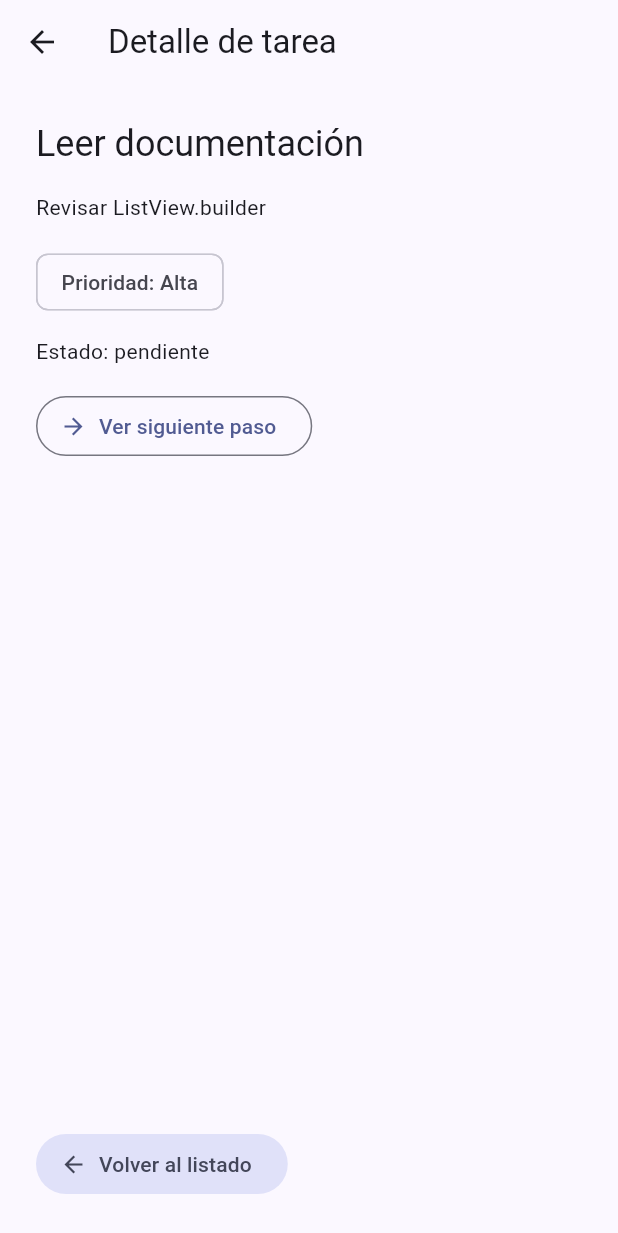
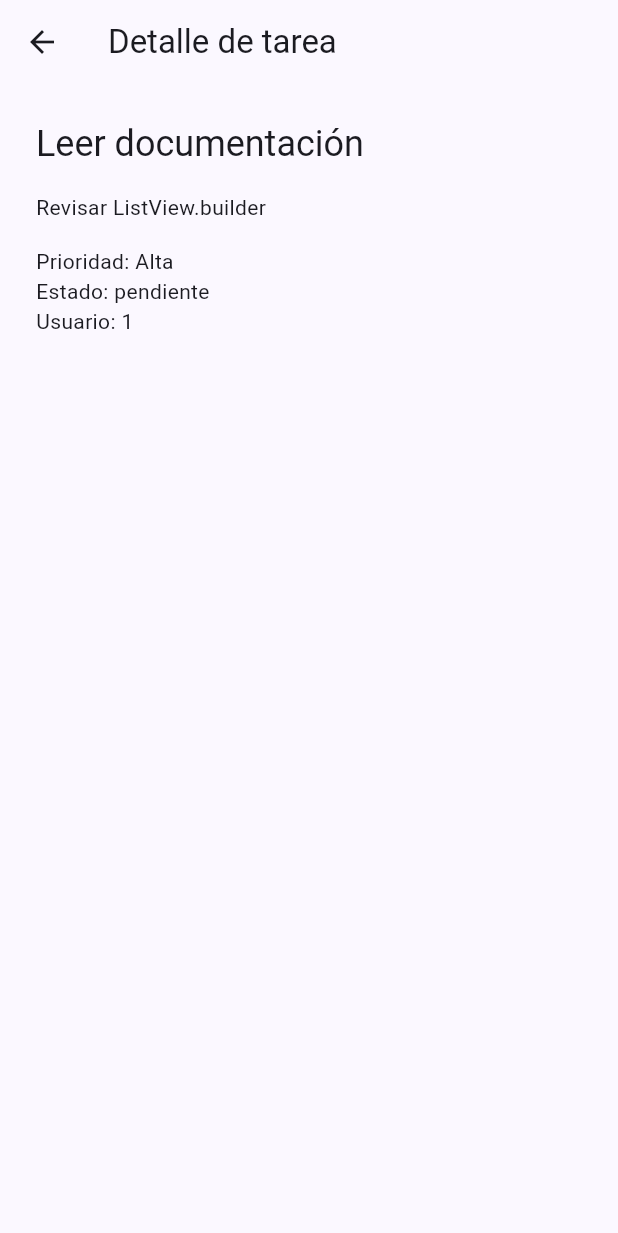
Before and after one commit to madeluki2/taskflow, a Flutter app: the screen it shows after launch, after a tap on "Leer documentación", on a phone screen of 412 x 824 dp. Shown: the top 1233 px of the screen. Run offline on Flutter 3.47's test engine with Material 3 defaults, Android fonts, the phone set to English and light mode, and no system bars; our stand-ins replace go_router.

Commit message:
Quinto commit: Semana 3 Sesión 5

```diff
--- a/lib/main.dart
+++ b/lib/main.dart
@@ -1,9 +1,74 @@
 import 'package:flutter/material.dart';
 import 'package:go_router/go_router.dart';
+
+import 'task.dart';
 
 void main() {
   runApp(const TaskFlowApp());
 }
+
+const demoTasks = <Task>[
+  Task(
+    id: 1,
+    title: 'Leer documentación',
+    description: 'Revisar ListView.builder',
+    priority: 'Alta',
+    isCompleted: false,
+    userId: 1,
+  ),
+  Task(
+    id: 2,
+    title: 'Diseñar la pantalla',
+    description: 'Definir la tarjeta de tarea',
+    priority: 'Media',
+    isCompleted: false,
+    userId: 1,
+  ),
+  Task(
+    id: 3,
+    title: 'Preparar evidencia',
+    description: 'Tomar captura del avance',
+    priority: 'Baja',
+    isCompleted: true,
+    userId: 1,
+  ),
+  Task(
+    id: 4,
+    title: 'Organizar el backlog',
+    description: 'Priorizar pendientes',
+    priority: 'Alta',
+    isCompleted: false,
+    userId: 1,
+  ),
+  Task(
+    id: 5,
+    title: 'Revisar código',
+    description: 'Ejecutar flutter analyze',
+    priority: 'Media',
+    isCompleted: false,
+    userId: 1,
+  ),
+];
+
+Task? findTask(int? id) {
+  for (final task in demoTasks) {
+    if (task.id == id) return task;
+  }
+  return null;
+}
+
+final appRouter = GoRouter(
+  routes: [
+    GoRoute(path: '/', builder: (context, state) => const TaskListScreen()),
+    GoRoute(
+      path: '/task/:id',
+      builder: (context, state) {
+        final id = int.tryParse(state.pathParameters['id'] ?? '');
+        return TaskDetailScreen(task: findTask(id));
+      },
+    ),
+  ],
+);
 
 class TaskFlowApp extends StatelessWidget {
   const TaskFlowApp({super.key});
@@ -15,99 +80,8 @@ class TaskFlowApp extends StatelessWidget {
       title: 'TaskFlow',
       theme: ThemeData(
         colorScheme: ColorScheme.fromSeed(seedColor: Colors.indigo),
-        useMaterial3: true,
       ),
       routerConfig: appRouter,
-    );
-  }
-}
-
-class Task {
-  const Task({
-    required this.id,
-    required this.title,
-    required this.description,
-    required this.priority,
-    required this.isCompleted,
-  });
-
-  final int id;
-  final String title;
-  final String description;
-  final String priority;
-  final bool isCompleted;
-}
-
-const demoTasks = [
-  Task(
-    id: 1,
-    title: 'Leer documentación',
-    description: 'Revisar ListView.builder',
-    priority: 'Alta',
-    isCompleted: false,
-  ),
-  Task(
-    id: 2,
-    title: 'Diseñar la pantalla',
-    description: 'Definir la tarjeta de tarea',
-    priority: 'Media',
-    isCompleted: false,
-  ),
-  Task(
-    id: 3,
-    title: 'Preparar evidencia',
-    description: 'Tomar captura del avance',
-    priority: 'Baja',
-    isCompleted: true,
-  ),
-  Task(
-    id: 4,
-    title: 'Organizar el backlog',
-    description: 'Priorizar pendientes',
-    priority: 'Alta',
-    isCompleted: false,
-  ),
-  Task(
-    id: 5,
-    title: 'Revisar código',
-    description: 'Ejecutar flutter analyze',
-    priority: 'Media',
-    isCompleted: false,
-  ),
-];
-
-final appRouter = GoRouter(
-  routes: [
-    GoRoute(path: '/', builder: (context, state) => const TaskListScreen()),
-    GoRoute(
-      path: '/task/:id',
-      builder: (context, state) {
-        final taskId = int.parse(state.pathParameters['id']!);
-        return TaskDetailScreen(taskId: taskId);
-      },
-    ),
-  ],
-);
-
-class TaskCard extends StatelessWidget {
-  const TaskCard({super.key, required this.task, this.onTap});
-
-  final Task task;
-  final VoidCallback? onTap;
-
-  @override
-  Widget build(BuildContext context) {
-    return Card(
-      child: ListTile(
-        onTap: onTap,
-        leading: Icon(
-          task.isCompleted ? Icons.check_circle : Icons.radio_button_unchecked,
-          color: task.isCompleted ? Colors.green : null,
-        ),
-        title: Text(task.title),
-        subtitle: Text('${task.priority} · ${task.description}'),
-        trailing: const Icon(Icons.chevron_right),
-      ),
     );
   }
 }
@@ -124,9 +98,18 @@ class TaskListScreen extends StatelessWidget {
         itemCount: demoTasks.length,
         itemBuilder: (context, index) {
           final task = demoTasks[index];
-          return TaskCard(
-            task: task,
+          return Card(
+            child: ListTile(
+              leading: Icon(
+                task.isCompleted
+                    ? Icons.check_circle
+                    : Icons.radio_button_unchecked,
+              ),
+              title: Text(task.title),
+              subtitle: Text('Prioridad: ${task.priority}'),
+              trailing: const Icon(Icons.chevron_right),
               onTap: () => context.push('/task/${task.id}'),
+            ),
           );
         },
       ),
@@ -134,157 +117,40 @@ class TaskListScreen extends StatelessWidget {
   }
 }
 
-class WelcomeScreen extends StatefulWidget {
-  const WelcomeScreen({super.key});
+class TaskDetailScreen extends StatelessWidget {
+  const TaskDetailScreen({super.key, required this.task});
 
-  @override
-  State<WelcomeScreen> createState() => _WelcomeScreenState();
-}
-
-class _WelcomeScreenState extends State<WelcomeScreen> {
-  static const dailyGoal = 5;
-  int completedTasks = 0;
-  int pendingTasks = 3;
-
-  final String studentName = 'Madelyn Zambrano Cevallos';
-
-  void _addTask() {
-    setState(() {
-      pendingTasks++;
-    });
-  }
-
-  void _completeTask() {
-    if (pendingTasks == 0) {
-      return;
-    }
-
-    setState(() {
-      pendingTasks--;
-      if (completedTasks < dailyGoal) {
-        completedTasks++;
-      }
-    });
-  }
+  final Task? task;
 
   @override
   Widget build(BuildContext context) {
-    final statusMessage = pendingTasks == 0
-        ? '¡Excelente! No tienes tareas pendientes.'
-        : 'Aún tienes tareas por organizar.';
-
+    final selected = task;
     return Scaffold(
-      appBar: AppBar(title: const Text('TaskFlow'), centerTitle: true),
+      appBar: AppBar(title: const Text('Detalle de tarea')),
       body: Padding(
         padding: const EdgeInsets.all(24),
-        child: Column(
+        child: selected == null
+            ? const Text('No se encontró esta tarea.')
+            : Column(
                 crossAxisAlignment: CrossAxisAlignment.start,
                 children: [
                   Text(
-              '¡Hola, $studentName!',
-              style: Theme.of(context).textTheme.headlineMedium,
+                    selected.title,
+                    style: Theme.of(context).textTheme.headlineSmall,
                   ),
-            const SizedBox(height: 12),
-            Text(statusMessage),
-            const SizedBox(height: 8),
-            Text('Completadas hoy: $completedTasks de $dailyGoal'),
-            const SizedBox(height: 28),
-            Card(
-              child: Padding(
-                padding: const EdgeInsets.all(20),
-                child: Row(
-                  children: [
-                    const Icon(Icons.pending_actions),
-                    const SizedBox(width: 12),
-                    Text('Tareas pendientes: $pendingTasks'),
-                  ],
+                  const SizedBox(height: 16),
+                  Text(selected.description),
+                  const SizedBox(height: 16),
+                  Text('Prioridad: ${selected.priority}'),
+                  Text(
+                    selected.isCompleted
+                        ? 'Estado: completada'
+                        : 'Estado: pendiente',
                   ),
-              ),
-            ),
-            const SizedBox(height: 24),
-            Wrap(
-              spacing: 12,
-              runSpacing: 12,
-              children: [
-                ElevatedButton.icon(
-                  onPressed: _addTask,
-                  icon: const Icon(Icons.add),
-                  label: const Text('Agregar tarea'),
-                ),
-                OutlinedButton.icon(
-                  onPressed: pendingTasks == 0 ? null : _completeTask,
-                  icon: const Icon(Icons.done),
-                  label: const Text('Completar una tarea'),
-                ),
-              ],
-            ),
+                  Text('Usuario: ${selected.userId}'),
                 ],
               ),
       ),
     );
   }
 }
-
-class TaskDetailScreen extends StatelessWidget {
-  const TaskDetailScreen({super.key, required this.taskId});
-
-  final int taskId;
-
-  @override
-  Widget build(BuildContext context) {
-    final task = demoTasks.firstWhere((item) => item.id == taskId);
-
-    return Scaffold(
-      appBar: AppBar(title: const Text('Detalle de tarea')),
-      body: Padding(
-        padding: const EdgeInsets.all(24),
-        child: Column(
-          crossAxisAlignment: CrossAxisAlignment.start,
-          children: [
-            Text(task.title, style: Theme.of(context).textTheme.headlineSmall),
-            const SizedBox(height: 16),
-            Text(task.description),
-            const SizedBox(height: 16),
-            Chip(label: Text('Prioridad: ${task.priority}')),
-            const SizedBox(height: 12),
-            Text(task.isCompleted ? 'Estado: completada' : 'Estado: pendiente'),
-            const SizedBox(height: 16),
-            OutlinedButton.icon(
-              onPressed: () {
-                ScaffoldMessenger.of(context).showSnackBar(
-                  SnackBar(
-                    content: Text(
-                      task.isCompleted
-                          ? 'Ya completaste «${task.title}».'
-                          : 'Siguiente paso: ${task.description}',
-                    ),
-                  ),
-                );
-              },
-              icon: Icon(
-                task.isCompleted
-                    ? Icons.check_circle_outline
-                    : Icons.arrow_forward,
-              ),
-              label: Text(
-                task.isCompleted ? 'Ver confirmación' : 'Ver siguiente paso',
-              ),
-            ),
-            const Spacer(),
-            FilledButton.tonalIcon(
-              onPressed: () {
-                if (context.canPop()) {
-                  context.pop();
-                } else {
-                  context.go('/');
-                }
-              },
-              icon: const Icon(Icons.arrow_back),
-              label: const Text('Volver al listado'),
-            ),
-          ],
-        ),
-      ),
-    );
-  }
-}
--- /dev/null
+++ b/lib/task.dart
@@ -0,0 +1,28 @@
+class Task {
+  const Task({
+    required this.id,
+    required this.title,
+    required this.description,
+    required this.priority,
+    required this.isCompleted,
+    required this.userId,
+  });
+
+  final int id;
+  final String title;
+  final String description;
+  final String priority;
+  final bool isCompleted;
+  final int userId;
+
+  factory Task.fromJson(Map<String, dynamic> json) {
+    return Task(
+      id: json['id'] as int,
+      title: json['title'] as String,
+      description: json['description'] as String,
+      priority: json['priority'] as String,
+      isCompleted: json['isCompleted'] as bool,
+      userId: json['userId'] as int,
+    );
+  }
+}
--- a/pubspec.yaml
+++ b/pubspec.yaml
@@ -34,6 +34,7 @@ dependencies:
   # The following adds the Cupertino Icons font to your application.
   # Use with the CupertinoIcons class for iOS style icons.
   cupertino_icons: ^1.0.8
+  go_router: ^18.1.3
 
 dev_dependencies:
   flutter_test:
```
Also changed, not shown: bin/model_demo.dart (added, +50 -0 lines), pubspec.lock, 1 other file. Lines whose indentation alone changed are shown as unchanged.
